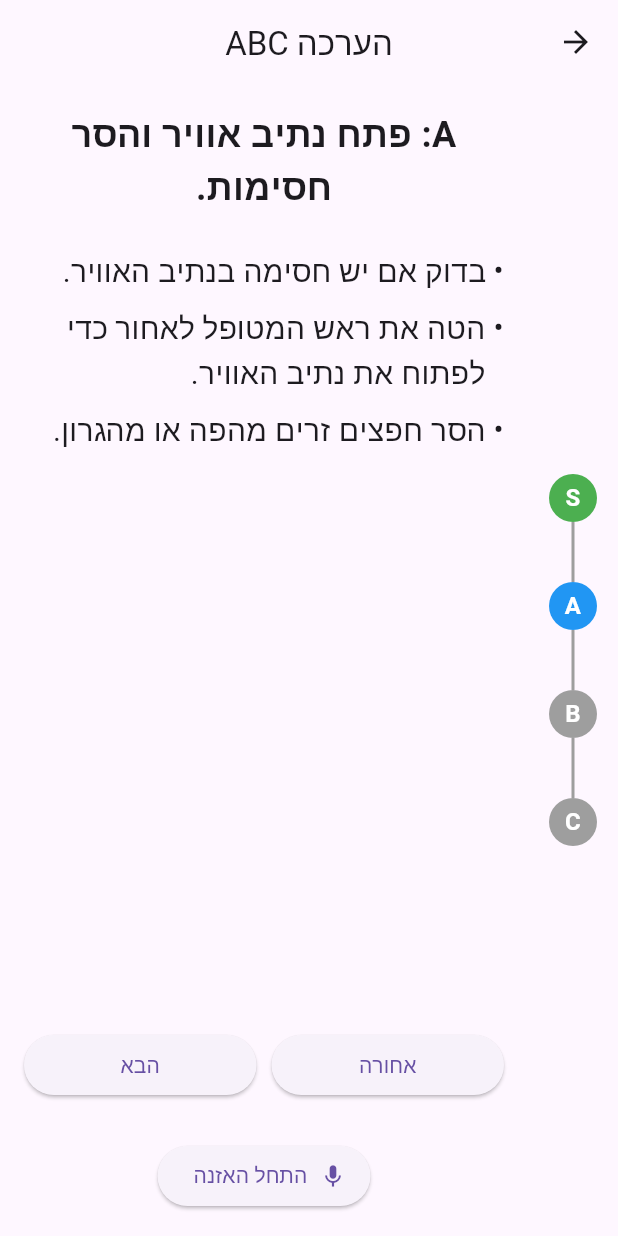
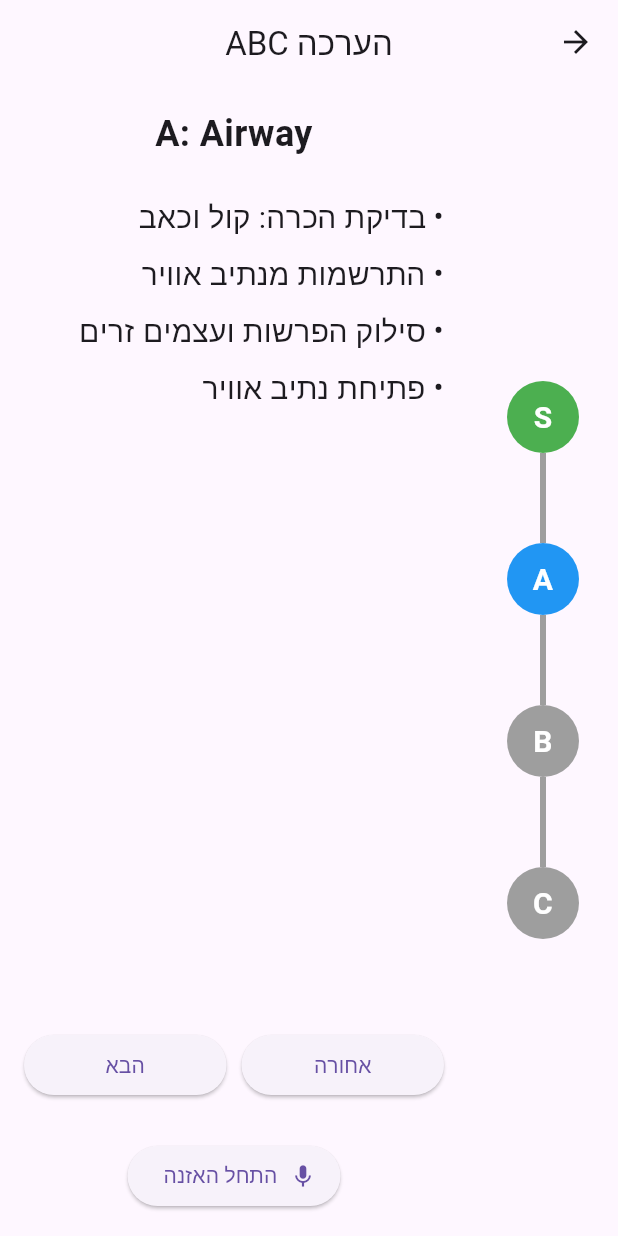
Before and after one commit to Dakwin/Healix, a Flutter app: the ABCAssessmentScreen screen opened directly, after a tap on an icon or button, on a phone screen of 412 x 824 dp. Run offline on Flutter 3.47's test engine with Material 3 defaults, Android fonts, the phone set to English and light mode, and no system bars; our stand-ins replace permission_handler, speech_to_text.

Commit message:
change steps descriptions

```diff
--- a/lib/abc_assessment.dart
+++ b/lib/abc_assessment.dart
@@ -15,31 +15,31 @@ class ABCAssessmentScreenState extends State<ABCAssessmentScreen> {
 
   final List<Map<String, dynamic>> steps = [
     {
-      'title': 'S: וודא בטיחות סביבתית לך ולמטופל.',
+      'title': 'S: Safety',
       'instructions': [
-        'בדוק את הסביבה לאיומים פוטנציאליים.',
-        'לבש ציוד מגן אישי.',
-        'וודא שהמטופל נמצא במקום בטוח.',
+        'סביבת טיפול בטוחה',
+        'ציוד מגן אישי',
+        'עצירת דימומים פורצים',
       ],
     },
     {
-      'title': 'A: פתח נתיב אוויר והסר חסימות.',
+      'title': 'A: Airway',
       'instructions': [
-        'בדוק אם יש חסימה בנתיב האוויר.',
-        'הטה את ראש המטופל לאחור כדי לפתוח את נתיב האוויר.',
-        'הסר חפצים זרים מהפה או מהגרון.',
+        'בדיקת הכרה: קול וכאב',
+        'התרשמות מנתיב אוויר',
+        'סילוק הפרשות ועצמים זרים',
+        'פתיחת נתיב אוויר',
       ],
     },
     {
-      'title': 'B: בדוק את הנשימה והבטח חמצון.',
+      'title': 'B: Breathing',
       'instructions': [
-        'הקשב ונטר את נשימת המטופל.',
-        'השתמש במסכת חמצן במידת הצורך.',
-        'התחל הנשמה מלאכותית אם אין נשימה.',
+        'הפשטת בית-חזה והתרשמות',
+        'ספירת נשימות (חצי דקה)',
       ],
     },
     {
-      'title': 'C: בדוק את הדופק וטפל בדימום.',
+      'title': 'C: Circulation',
       'instructions': [
         'בדוק את הדופק במפרק כף היד או בצוואר.',
         'אם יש דימום, לחץ על האזור המדמם.',
@@ -209,9 +209,9 @@ class ABCAssessmentScreenState extends State<ABCAssessmentScreen> {
         ),
         body: Row(
           children: [
-            // Side bar (stepper) remains on the right side
+            // Side bar (stepper) with increased width
             Container(
-              width: 60,
+              width: 100, // Stepper bar width increased
               child: Column(
                 mainAxisAlignment: MainAxisAlignment.center,
                 children: steps.asMap().entries.map((entry) {
@@ -233,7 +233,7 @@ class ABCAssessmentScreenState extends State<ABCAssessmentScreen> {
                           });
                         },
                         child: CircleAvatar(
-                          radius: 16,
+                          radius: 24, // Increased size of step indicators
                           backgroundColor: isActive
                               ? Colors.blue
                               : isCompleted ? Colors.green : Colors.grey,
@@ -242,14 +242,15 @@ class ABCAssessmentScreenState extends State<ABCAssessmentScreen> {
                             style: TextStyle(
                               color: Colors.white,
                               fontWeight: FontWeight.bold,
+                              fontSize: 20, // Increased font size of letters
                             ),
                           ),
                         ),
                       ),
                       if (index != steps.length - 1)
                         Container(
-                          height: 40,
-                          width: 2,
+                          height: 60, // Increased space between steps
+                          width: 4, // Increased thickness of line
                           color: Colors.grey,
                         ),
                     ],
@@ -335,7 +336,6 @@ class ABCAssessmentScreenState extends State<ABCAssessmentScreen> {
                             ),
                           ],
                         ),
-                        // Spacer to push 'התחל האזנה' to the bottom
                         const SizedBox(height: 10),
                       ],
                     ),
```
